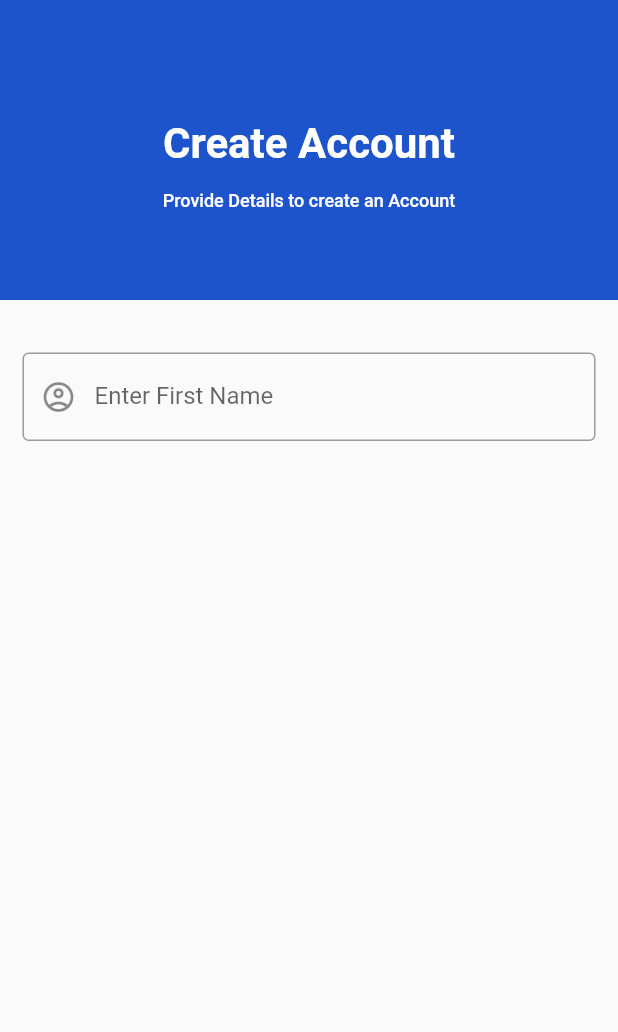
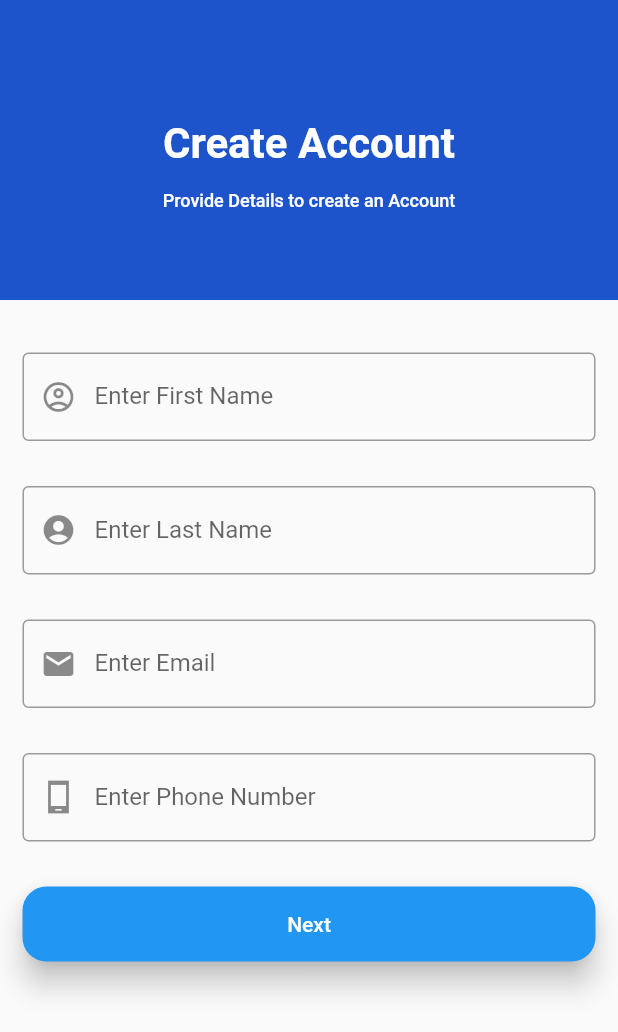
Before and after one commit to chandachewe10/Loan-application, a Flutter app: the SignUp screen opened by its route, on a phone screen of 412 x 824 dp. Shown: the top 1032 px of the screen. Run offline on Flutter 3.47's test engine with Material 2 defaults, Android fonts, the light colour scheme and no system bars; our stand-ins replace flutter_svg, get, introduction_screen.

Commit message:
Added Names, Email and Phone Number Inputs

```diff
--- /dev/null
+++ b/lib/screens/components/input_form.dart
@@ -0,0 +1,22 @@
+import 'package:flutter/cupertino.dart';
+import 'package:flutter/material.dart';
+
+class InputForm extends StatelessWidget {
+  final IconData? prefixIcon;
+  final String? labelText;
+  final TextInputType? textInputType;
+
+  const InputForm({super.key, this.prefixIcon, this.labelText, this.textInputType});
+
+  @override
+  Widget build(BuildContext context) {
+    return TextFormField(
+      keyboardType: textInputType,
+      decoration: InputDecoration(
+        prefixIcon: Icon(prefixIcon),
+        labelText: labelText,
+        border: const OutlineInputBorder(),
+      ),
+    );
+  }
+}
--- a/lib/screens/signup/page.dart
+++ b/lib/screens/signup/page.dart
@@ -1,6 +1,6 @@
 import 'package:flutter/cupertino.dart';
 import 'package:flutter/material.dart';
-import '../widgets/header.dart';
+import '../components/header.dart';
 import '../widgets/personal_details.dart';
 
 class SignUp extends StatelessWidget {
--- a/lib/screens/widgets/personal_details.dart
+++ b/lib/screens/widgets/personal_details.dart
@@ -1,36 +1,66 @@
 import 'package:flutter/cupertino.dart';
 import 'package:flutter/material.dart';
 import 'package:flutter_svg/svg.dart';
+
+import '../components/input_form.dart';
 
 class PersonalDetails extends StatelessWidget {
   const PersonalDetails({super.key});
 
   @override
   Widget build(BuildContext context) {
-    return Container(
-
-
-      child: ListView(
+    return ListView(
       children: [
         const SizedBox(
           height: 10,
         ),
-
         const SizedBox(
           height: 10,
         ),
         Container(
             margin: const EdgeInsets.all(15),
-            child: TextFormField(
-              decoration: const InputDecoration(
-                prefixIcon: Icon(Icons.account_circle_outlined),
+            child: const InputForm(
+              prefixIcon: Icons.account_circle_outlined,
               labelText: "Enter First Name",
-                border: OutlineInputBorder(),
+              textInputType: TextInputType.text
+            )),
+        Container(
+            margin: const EdgeInsets.all(15),
+            child: const InputForm(
+              prefixIcon: Icons.account_circle,
+              labelText: "Enter Last Name",
+              textInputType: TextInputType.text
+            )),
+        Container(
+            margin: const EdgeInsets.all(15),
+            child: const InputForm(
+              prefixIcon: Icons.email,
+              labelText: "Enter Email",
+              textInputType: TextInputType.emailAddress
+            )),
+        Container(
+            margin: const EdgeInsets.all(15),
+            child: const InputForm(
+              prefixIcon: Icons.phone_android_sharp,
+              labelText: "Enter Phone Number",
+              textInputType: TextInputType.number,
+            )),
+        Container(
+          margin: const EdgeInsets.all(15),
+          child: ElevatedButton(
+            style: ElevatedButton.styleFrom(
+              backgroundColor: Colors.blue,
+              elevation: 8,
+              minimumSize: const Size(200, 50),
+              shape: RoundedRectangleBorder(
+                borderRadius: BorderRadius.circular(16)
+              )
             ),
+              onPressed: (){}, child: Text('Next')
+
           ),
         )
       ],
-      ),
     );
   }
 }
```
Also changed, not shown: lib/screens/components/header.dart (renamed from lib/screens/widgets/header.dart). Lines whose indentation alone changed are shown as unchanged.
